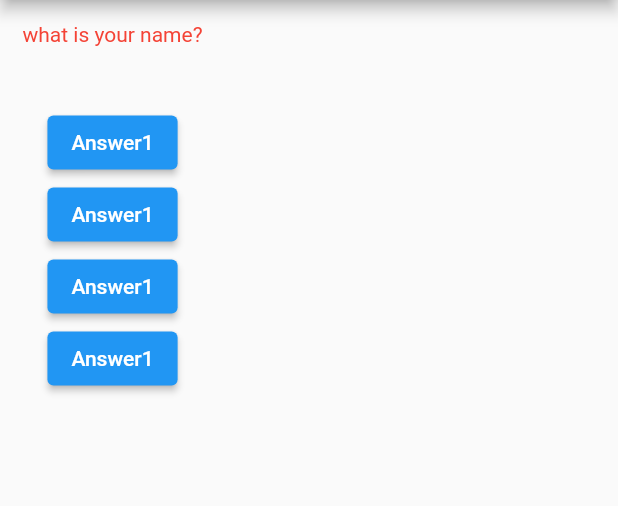
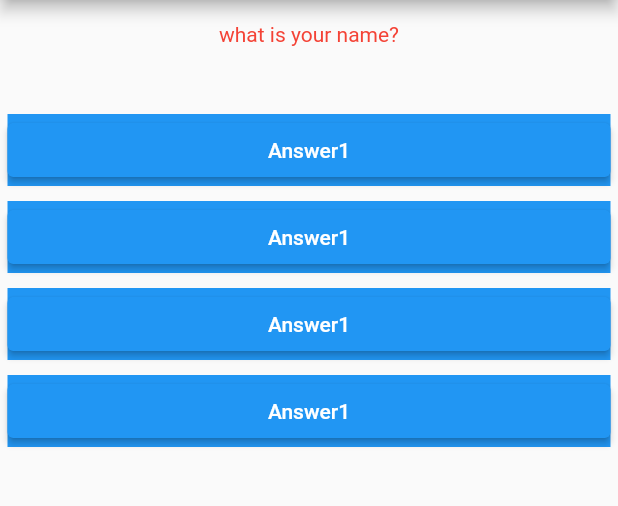
Before and after one commit to Bishalmdhr2080/quizapp, a Flutter app: the screen it shows after launch, on a phone screen of 412 x 824 dp, the part 84-590 px from its top. Run offline on Flutter 3.47's test engine with Material 2 defaults, Android fonts, the phone set to English and light mode, and no system bars.

```diff
--- /dev/null
+++ b/lib/answer.dart
@@ -0,0 +1,24 @@
+// ignore_for_file: must_be_immutable
+
+import 'package:flutter/material.dart';
+
+
+class Answer extends StatelessWidget {
+  void Function() sethandler;
+  Answer(this.sethandler, {super.key});
+
+  @override
+  Widget build(BuildContext context) {
+    return Padding(
+      padding: const EdgeInsets.all(5),
+      child: Container(
+        color: Colors.blue,
+        width: double.infinity,
+        child: ElevatedButton(
+          onPressed: sethandler,
+          child: Text('Answer1'),
+        ),
+      ),
+    );
+  }
+}
--- a/lib/main.dart
+++ b/lib/main.dart
@@ -1,4 +1,5 @@
 import 'package:flutter/material.dart';
+import 'package:quizapp/answer.dart';
 import 'package:quizapp/question.dart';
 import './question.dart';
 
@@ -41,22 +42,10 @@ class _MyAppState extends State<MyApp> {
               SizedBox(
                 height: 25,
               ),
-              ElevatedButton(
-                onPressed: answerQuestions,
-                child: Text('Answer1'),
-              ),
-              ElevatedButton(
-                onPressed: answerQuestions,
-                child: Text('Answer1'),
-              ),
-              ElevatedButton(
-                onPressed: answerQuestions,
-                child: Text('Answer1'),
-              ),
-              ElevatedButton(
-                onPressed: answerQuestions,
-                child: Text('Answer1'),
-              ),
+              Answer(answerQuestions),
+              Answer(answerQuestions),
+              Answer(answerQuestions),
+              Answer(answerQuestions),
             ],
           )),
     );
--- a/lib/question.dart
+++ b/lib/question.dart
@@ -9,7 +9,7 @@ class Quesiton extends StatelessWidget {
   Widget build(BuildContext context) {
     return Padding(
       padding: const EdgeInsets.all(15),
-      child: Text(value,style: TextStyle(color: Colors.red),),
+      child: Text(value,style:const TextStyle(color: Colors.red),),
     );
   }
 }
```
